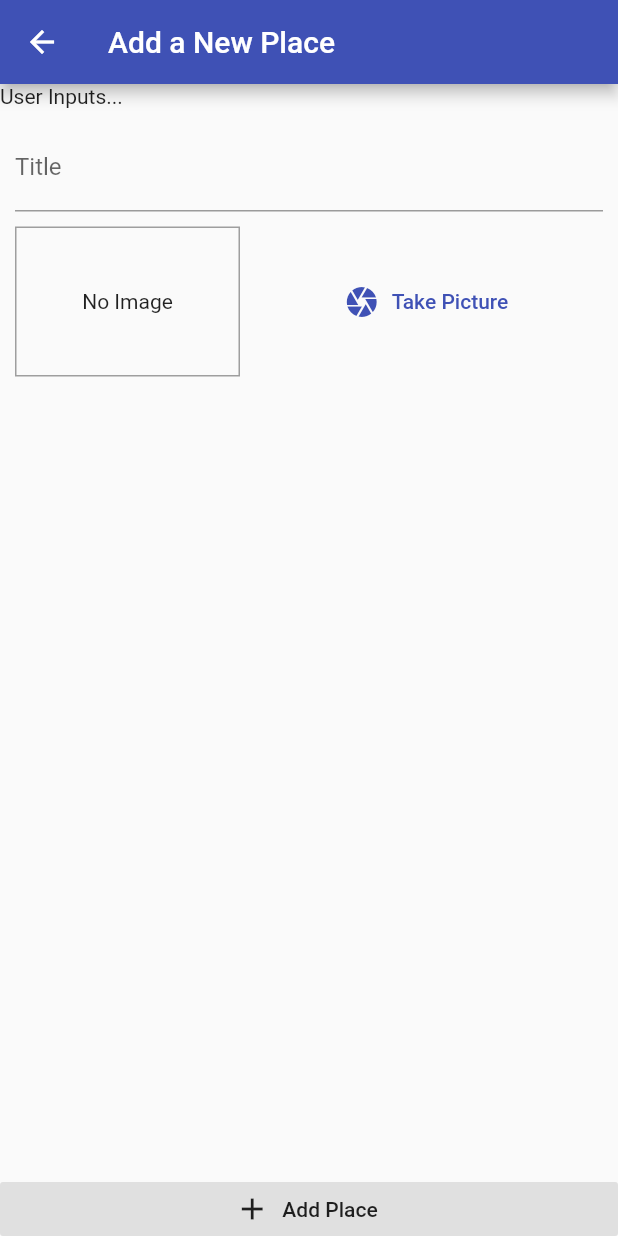
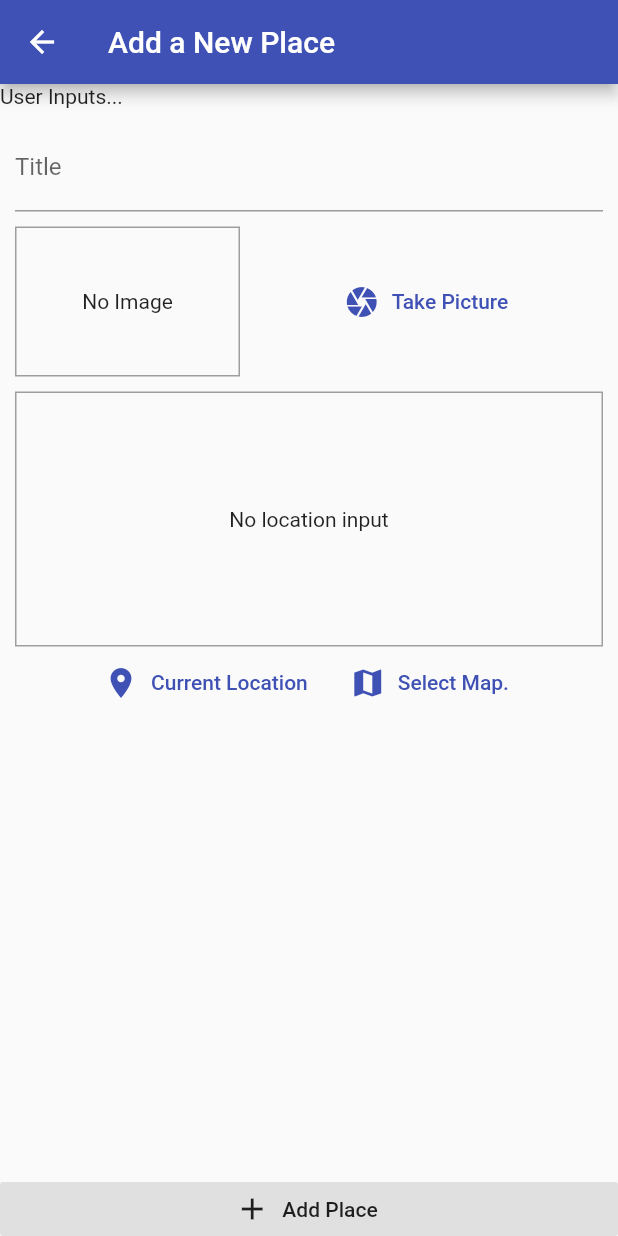
Before and after one commit to 123jkl6/great_places, a Flutter app: the AddPlaceScreen screen opened by its route, after a tap on "Add Place", on a phone screen of 412 x 824 dp. Run offline on Flutter 3.47's test engine with Material 2 defaults, Android fonts, the phone set to English and light mode, and no system bars; our stand-ins replace google_maps_flutter, image_picker, location, sqflite; accounts and stored records are empty.

```diff
--- a/lib/helpers/db_helper.dart
+++ b/lib/helpers/db_helper.dart
@@ -8,7 +8,7 @@ class DBHelper {
       path.join(dbPath, "places.db"),
       onCreate: (db, version) {
         return db.execute(
-            "CREATE TABLE USER_PLACES(id TEXT PRIMARY KEY, title TEXT, image TEXT)");
+            "CREATE TABLE USER_PLACES(id TEXT PRIMARY KEY, title TEXT, image TEXT, loc_lat REAL, loc_lng REAL, address TEXT)");
       },
       version: 1,
     );
--- /dev/null
+++ b/lib/helpers/location_helper.dart
@@ -0,0 +1,17 @@
+import "dart:convert";
+import "package:http/http.dart" as http;
+
+const GOOGLE_API_KEY = "";
+
+class LocationHelper {
+  static String generateLocationPreviewImage({double latitude, double longitude}) {
+    return "https://maps.googleapis.com/maps/api/staticmap?center=$latitude,$longitude&zoom=16&size=600x300&maptype=roadmap&markers=color:red%7Clabel:C%7C$latitude,$longitude&key=$GOOGLE_API_KEY";
+  }
+
+  static Future<String> getPlaceAddress(double lat, double lng) async {
+    final url = "https://maps.googleapis.com/maps/api/geocode/json?latlng=$lat,$lng&key=$GOOGLE_API_KEY";
+    final response  = await http.get(url);
+    return json.decode(response.body)["results"][0]["formatted_address"];
+  }
+
+}
--- a/lib/main.dart
+++ b/lib/main.dart
@@ -1,6 +1,7 @@
 import 'package:flutter/material.dart';
 import 'package:great_places/providers/great_places_provider.dart';
 import 'package:great_places/screens/add_place_screen.dart';
+import 'package:great_places/screens/place_detail_screen.dart';
 import 'package:great_places/screens/places_list_screen.dart';
 import 'package:provider/provider.dart';
 
@@ -20,6 +21,7 @@ class MyApp extends StatelessWidget {
         home: PlacesList(),
         routes:{
           AddPlaceScreen.routeName:(ctx)=>AddPlaceScreen(),
+          PlaceDetailScreen.routeName:(ctx)=>PlaceDetailScreen(),
         },
       ),
     );
--- a/lib/models/place.dart
+++ b/lib/models/place.dart
@@ -6,7 +6,8 @@ class PlaceLocation {
   final double longitude;
   final String address;
 
-  PlaceLocation({
+  //constructor does not change at runtime.
+  const PlaceLocation({
     @required this.latitude,
     @required this.longitude,
     this.address, //just the human readable part, not required in all cases.
--- a/lib/screens/add_place_screen.dart
+++ b/lib/screens/add_place_screen.dart
@@ -1,5 +1,7 @@
 import "dart:io";
 import "package:flutter/material.dart";
+import 'package:great_places/models/place.dart';
+import 'package:great_places/widgets/location_input.dart';
 import "package:provider/provider.dart";
 import 'package:great_places/widgets/image_input.dart';
 import "package:great_places/providers/great_places_provider.dart";
@@ -13,16 +15,25 @@ class AddPlaceScreen extends StatefulWidget {
 class _AddPlaceScreenState extends State<AddPlaceScreen> {
   final _titleController = TextEditingController();
   File _pickedImage;
+  PlaceLocation _pickedLocation;
 
-  void _selectImage(File pickedImage){
+  void _selectImage(File pickedImage) {
     _pickedImage = pickedImage;
   }
 
-  void _savePlace(){
-    if (_titleController.text.isEmpty || _pickedImage == null){
+  void _selectPlace(double lat, double lng) {
+    _pickedLocation = PlaceLocation(
+      latitude: lat,
+      longitude: lng,
+    );
+  }
+
+  void _savePlace() {
+    if (_titleController.text.isEmpty || _pickedImage == null || _pickedLocation == null) {
       return;
     }
-    Provider.of<GreatPlaces>(context,listen:false).addPlace(_titleController.text.trim(), _pickedImage);
+    Provider.of<GreatPlaces>(context, listen: false)
+        .addPlace(_titleController.text.trim(), _pickedImage, _pickedLocation) ;
     Navigator.of(context).pop();
   }
 
@@ -50,10 +61,16 @@ class _AddPlaceScreenState extends State<AddPlaceScreen> {
                     children: <Widget>[
                       TextField(
                         decoration: InputDecoration(labelText: "Title"),
-                        controller:_titleController,
+                        controller: _titleController,
                       ),
-                      SizedBox(height:10,),
-                      ImageInput(selectImage:_selectImage),
+                      SizedBox(
+                        height: 10,
+                      ),
+                      ImageInput(selectImage: _selectImage),
+                      SizedBox(
+                        height: 10,
+                      ),
+                      LocationInput(selectPlace: _selectPlace),
                     ],
                   ),
                 ),
--- a/lib/screens/places_list_screen.dart
+++ b/lib/screens/places_list_screen.dart
@@ -1,4 +1,5 @@
 import "package:flutter/material.dart";
+import 'package:great_places/screens/place_detail_screen.dart';
 import "package:provider/provider.dart";
 import 'package:great_places/providers/great_places_provider.dart';
 import 'package:great_places/screens/add_place_screen.dart';
@@ -21,8 +22,8 @@ class PlacesList extends StatelessWidget {
       body: FutureBuilder(
         future: Provider.of<GreatPlaces>(context, listen: false)
             .fetchAndSetPlaces(),
-        builder: (ctx, snapshot) =>
-            snapshot.connectionState == ConnectionState.waiting
+        builder: (ctx, snapshot) => snapshot.connectionState ==
+                ConnectionState.waiting
             ? Center(child: CircularProgressIndicator())
             : Consumer<GreatPlaces>(
                 child: Center(
@@ -40,8 +41,12 @@ class PlacesList extends StatelessWidget {
                                 ),
                               ),
                               title: Text(greatPlaces.items[i].title),
+                              subtitle:
+                                  Text(greatPlaces.items[i].location.address),
                               onTap: () {
                                 //Go to detail page.
+                                Navigator.of(context)
+                                    .pushNamed(PlaceDetailScreen.routeName,arguments: greatPlaces.items[i].id);
                               },
                             ),
                           ),
--- /dev/null
+++ b/lib/widgets/location_input.dart
@@ -0,0 +1,96 @@
+import "package:flutter/material.dart";
+import 'package:google_maps_flutter/google_maps_flutter.dart';
+import 'package:great_places/helpers/location_helper.dart';
+import 'package:great_places/screens/map_screen.dart';
+import "package:location/location.dart";
+
+class LocationInput extends StatefulWidget {
+  final Function selectPlace;
+
+  LocationInput({this.selectPlace});
+
+  @override
+  _LocationInputState createState() => _LocationInputState();
+}
+
+class _LocationInputState extends State<LocationInput> {
+  String _previewImageUrl;
+
+  void _showPreview(double lat, double lng) {
+    final staticMapImageUrl = LocationHelper.generateLocationPreviewImage(
+      latitude: lat,
+      longitude: lng,
+    );
+    setState(() {
+      _previewImageUrl = staticMapImageUrl;
+    });
+  }
+
+  Future<void> _getCurrentUserLocation() async {
+    try {
+      final locData = await Location().getLocation();
+      print("lat : " + locData.latitude.toString());
+      print("long : " + locData.longitude.toString());
+      _showPreview(locData.latitude, locData.longitude);
+      widget.selectPlace(locData.latitude, locData.longitude);
+    } catch (error) {
+      return;
+    }
+  }
+
+  Future<void> _selectOnMap() async {
+    //indicate type because flutter is not aware of type
+    final LatLng selectedLocation = await Navigator.of(context).push(
+      MaterialPageRoute(
+        fullscreenDialog: true,
+        builder: (ctx) => MapScreen(isSelecting: true),
+      ),
+    );
+    if (selectedLocation == null) {
+      return;
+    }
+    _showPreview(selectedLocation.latitude, selectedLocation.longitude);
+    widget.selectPlace(selectedLocation.latitude, selectedLocation.longitude);
+    print("lat : " + selectedLocation.latitude.toString());
+    print("long : " + selectedLocation.longitude.toString());
+  }
+
+  @override
+  Widget build(BuildContext context) {
+    return Column(
+      children: <Widget>[
+        Container(
+          height: 170,
+          width: double.infinity,
+          decoration:
+              BoxDecoration(border: Border.all(width: 1, color: Colors.grey)),
+          alignment: Alignment.center,
+          child: _previewImageUrl == null
+              ? Text("No location input", textAlign: TextAlign.center)
+              : Image.network(
+                  _previewImageUrl,
+                  fit: BoxFit.cover,
+                  width: double.infinity,
+                ),
+        ),
+        Row(
+          mainAxisAlignment: MainAxisAlignment.center,
+          children: <Widget>[
+            FlatButton.icon(
+              icon: Icon(Icons.location_on),
+              label: Text("Current Location"),
+              textColor: Theme.of(context).primaryColor,
+              onPressed: _getCurrentUserLocation,
+            ),
+            FlatButton.icon(
+              icon: Icon(Icons.map),
+              label: Text("Select Map."),
+              textColor: Theme.of(context).primaryColor,
+              onPressed: _selectOnMap,
+            ),
+          ],
+        ),
+      ],
+    );
+  }
+}
--- a/pubspec.yaml
+++ b/pubspec.yaml
@@ -24,6 +24,9 @@ dependencies:
   path: ^1.6.2
   path_provider: ^1.1.2
   sqflite: ^1.1.6+1
+  location: ^2.3.5
+  google_maps_flutter: ^0.5.19+2
+  http: ^0.12.0+2
   # The following adds the Cupertino Icons font to your application.
   # Use with the CupertinoIcons class for iOS style icons.
   cupertino_icons: ^0.1.2
```
Also changed, not shown: lib/providers/great_places_provider.dart (+27 -6 lines), lib/screens/map_screen.dart (added, +66 -0 lines), lib/screens/place_detail_screen.dart (+59 -0 lines), pubspec.lock, 5 other files. Lines whose indentation alone changed are shown as unchanged.
